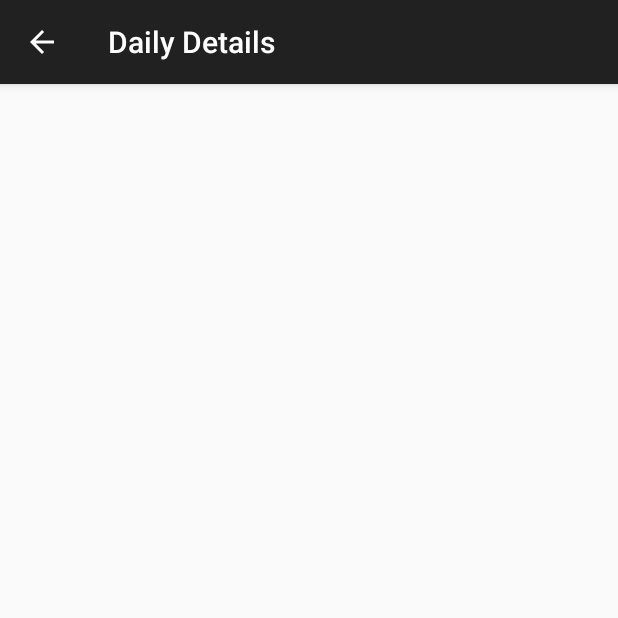
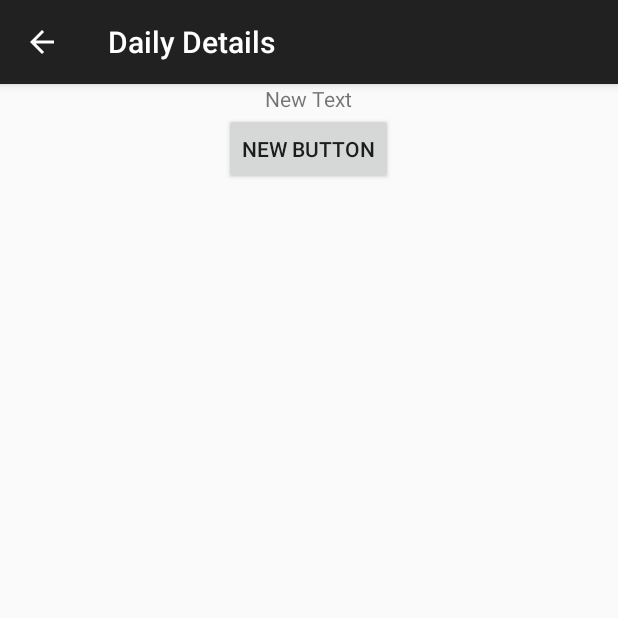
Before and after one commit to Dongee-W/SocialCalendar, an Android app: the DailyDetail screen opened directly, with no data from a screen before it, on a phone screen of 412 x 824 dp, the top half of it. Run offline under Robolectric (Android 15) with nearby library versions, the phone set to English and light mode, and no system bars.

Commit message:
Fix the detail fragment not showing problem.

```diff
--- /dev/null
+++ b/app/src/main/java/com/coral/cute/socialcalendar/DetailFragment.java
@@ -0,0 +1,37 @@
+package com.coral.cute.socialcalendar;
+
+import android.content.Intent;
+import android.os.Bundle;
+import android.support.v4.app.Fragment;
+import android.view.LayoutInflater;
+import android.view.View;
+import android.view.ViewGroup;
+import android.widget.TextView;
+
+public class DetailFragment extends Fragment {
+
+    private static final String LOG_TAG = DetailFragment.class.getSimpleName();
+    private static final String FORECAST_SHARE_HASHTAG = " #SunshineApp";
+    private String mForecastStr;
+
+    public DetailFragment() {
+        setHasOptionsMenu(true);
+    }
+
+    @Override
+    public View onCreateView(LayoutInflater inflater, ViewGroup container,
+                             Bundle savedInstanceState) {
+        View rootView = inflater.inflate(R.layout.daily_detail, container, false);
+        // The detail Activity called via intent.  Inspect the intent for forecast data.
+
+            Intent intent = getActivity().getIntent();
+            if (intent != null && intent.hasExtra(Intent.EXTRA_TEXT)) {
+                mForecastStr = intent.getStringExtra(Intent.EXTRA_TEXT);
+                ((TextView) rootView.findViewById(R.id.detail_text))
+                        .setText(mForecastStr);
+            }
+
+        return rootView;
+    }
+
+}
--- a/app/src/main/res/layout/daily_detail.xml
+++ b/app/src/main/res/layout/daily_detail.xml
@@ -10,4 +10,11 @@
             android:text="New Text"
             android:id="@+id/detail_text"
             android:layout_gravity="center_horizontal"/>
+
+    <Button
+            android:layout_width="wrap_content"
+            android:layout_height="wrap_content"
+            android:text="New Button"
+            android:id="@+id/button"
+            android:layout_gravity="center_horizontal"/>
 </LinearLayout>
```
Also changed, not shown: app/src/main/java/com/coral/cute/socialcalendar/DailyDetail.java (+4 -42 lines), app/src/main/res/layout/daily_detail_layout.xml (added, +7 -0 lines).
